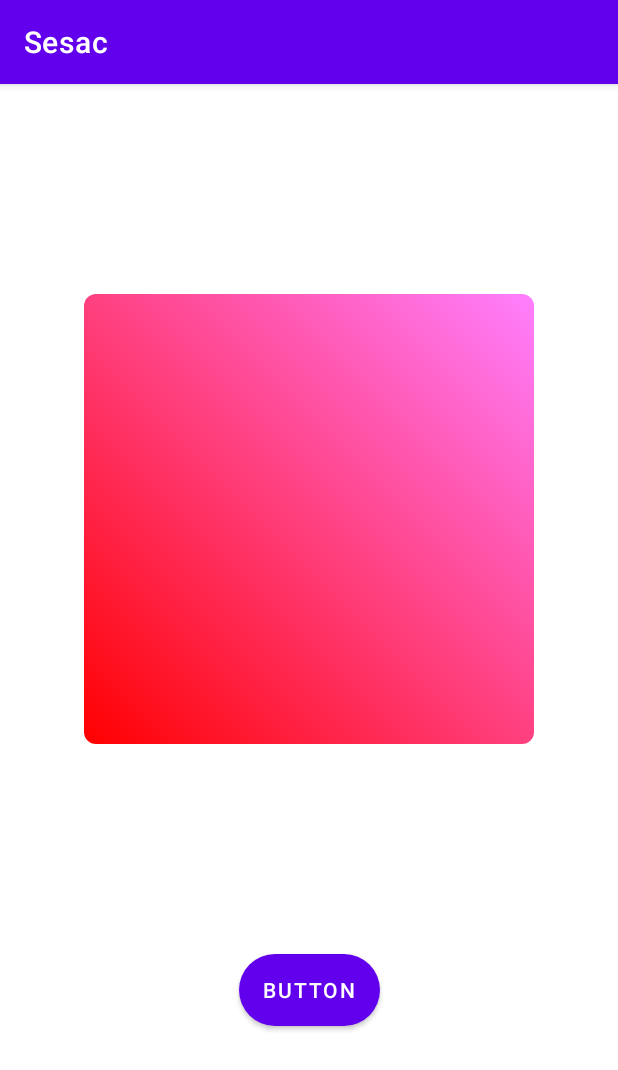
After one commit to Hong-Mu/sesac-android, an Android app: the C27Activity screen opened directly, with no data from a screen before it, on a phone screen of 412 x 824 dp. The commit adds this screen. Shown: the top 1070 px of the screen. Run offline under Robolectric (Android 15) with nearby library versions, the phone set to English and light mode, and no system bars.

Commit message:
C27: Drawable Resource

```diff
--- a/app/src/main/AndroidManifest.xml
+++ b/app/src/main/AndroidManifest.xml
@@ -12,6 +12,13 @@
         android:supportsRtl="true"
         android:theme="@style/Theme.Sesac"
         tools:targetApi="31">
+        <activity
+            android:name=".activities.C27Activity"
+            android:exported="false">
+            <meta-data
+                android:name="android.app.lib_name"
+                android:value="" />
+        </activity>
         <activity
             android:name=".activities.C25Activity"
             android:exported="false">
--- a/app/src/main/java/com/hongmu/sesac/MainActivity.kt
+++ b/app/src/main/java/com/hongmu/sesac/MainActivity.kt
@@ -14,6 +14,7 @@ class MainActivity : AppCompatActivity() {
         setContentView(binding.root)
 
         binding.recyclerView.adapter = ActivityAdapter(listOf(
+            C27Activity::class.java,
             C25Activity::class.java,
             C23Activity::class.java,
             C24Activity::class.java,
--- /dev/null
+++ b/app/src/main/java/com/hongmu/sesac/activities/C27Activity.kt
@@ -0,0 +1,17 @@
+package com.hongmu.sesac.activities
+
+import androidx.appcompat.app.AppCompatActivity
+import android.os.Bundle
+import com.hongmu.sesac.databinding.ActivityC27Binding
+
+class C27Activity : AppCompatActivity() {
+
+    private val binding by lazy { ActivityC27Binding.inflate(layoutInflater) }
+
+    override fun onCreate(savedInstanceState: Bundle?) {
+        super.onCreate(savedInstanceState)
+        setContentView(binding.root)
+
+
+    }
+}
--- /dev/null
+++ b/app/src/main/res/drawable/button_c27.xml
@@ -0,0 +1,9 @@
+<?xml version="1.0" encoding="utf-8"?>
+<shape xmlns:android="http://schemas.android.com/apk/res/android"
+    android:shape="rectangle"
+    android:padding="10dp">
+
+    <solid android:color="#66F"></solid>
+    <corners android:radius="30dp"/>
+
+</shape>
--- /dev/null
+++ b/app/src/main/res/drawable/image_c27.xml
@@ -0,0 +1,11 @@
+<?xml version="1.0" encoding="utf-8"?>
+<shape xmlns:android="http://schemas.android.com/apk/res/android"
+    android:shape="rectangle">
+
+    <gradient
+        android:startColor="#FF00"
+        android:endColor="#80FF00FF"
+        android:angle="45"/>
+    <corners android:radius="8dp"/>
+
+</shape>
--- /dev/null
+++ b/app/src/main/res/layout/activity_c27.xml
@@ -0,0 +1,31 @@
+<?xml version="1.0" encoding="utf-8"?>
+<androidx.constraintlayout.widget.ConstraintLayout xmlns:android="http://schemas.android.com/apk/res/android"
+    xmlns:app="http://schemas.android.com/apk/res-auto"
+    xmlns:tools="http://schemas.android.com/tools"
+    android:layout_width="match_parent"
+    android:layout_height="match_parent"
+    tools:context=".activities.C27Activity">
+
+    <ImageView
+        android:id="@+id/imageView"
+        android:layout_width="300dp"
+        android:layout_height="300dp"
+        app:layout_constraintBottom_toTopOf="@+id/button"
+        app:layout_constraintEnd_toEndOf="parent"
+        app:layout_constraintHorizontal_bias="0.5"
+        app:layout_constraintStart_toStartOf="parent"
+        app:layout_constraintTop_toTopOf="parent"
+        app:srcCompat="@drawable/image_c27" />
+
+    <Button
+        android:id="@+id/button"
+        android:layout_width="wrap_content"
+        android:layout_height="wrap_content"
+        android:background="@drawable/button_c27"
+        android:text="Button"
+        app:layout_constraintBottom_toBottomOf="parent"
+        app:layout_constraintEnd_toEndOf="parent"
+        app:layout_constraintHorizontal_bias="0.5"
+        app:layout_constraintStart_toStartOf="parent"
+        app:layout_constraintTop_toBottomOf="@+id/imageView" />
+</androidx.constraintlayout.widget.ConstraintLayout>
```
